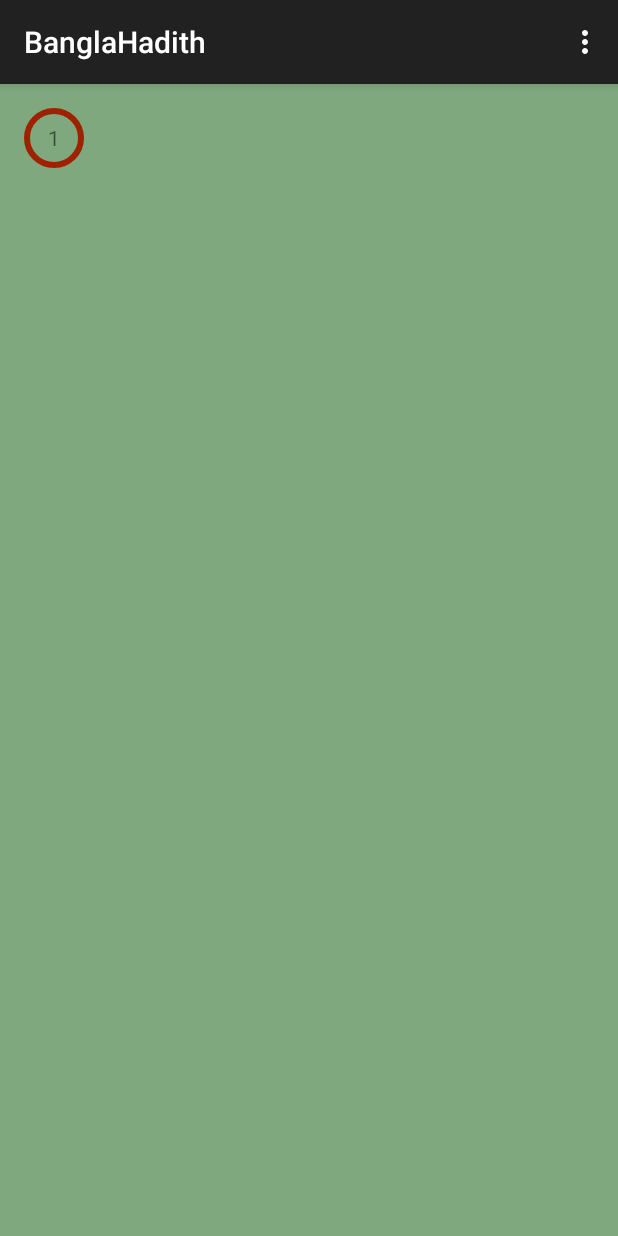
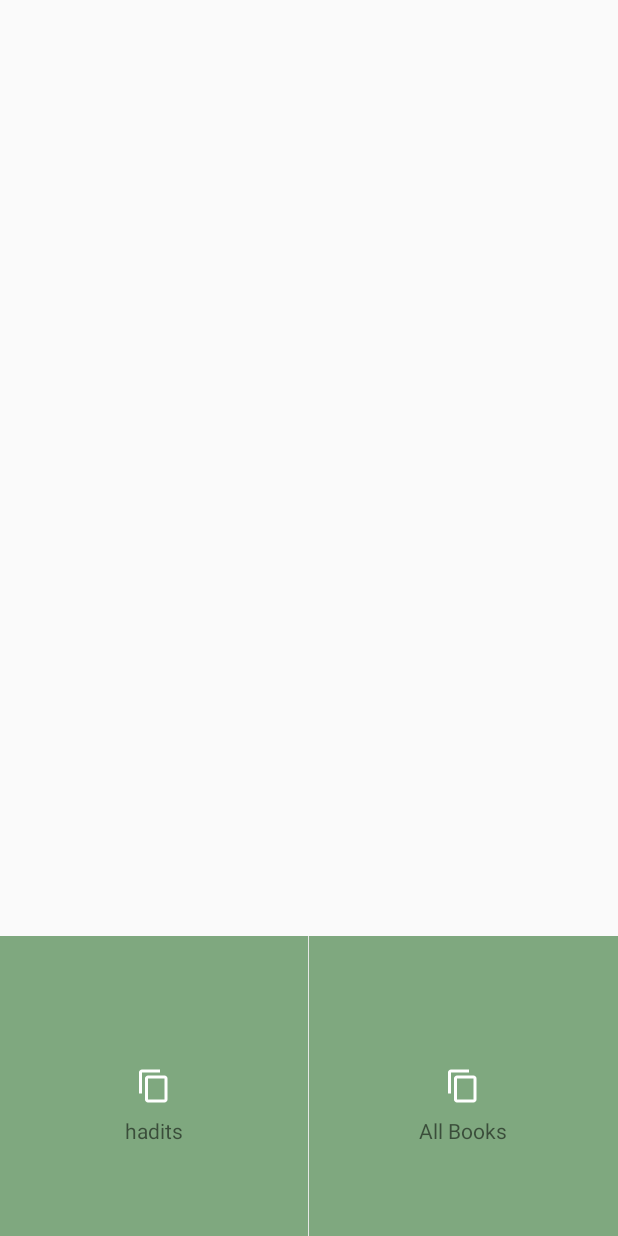
Before and after one commit to Apptitive/BanglaHadith, an Android app: the screen it shows after launch (MainActivity), on a phone screen of 412 x 824 dp. Run offline under Robolectric (Android 15) with nearby library versions, the phone set to English and light mode, and no system bars.

Commit message:
add basic structure for homepage

```diff
--- a/app/build.gradle
+++ b/app/build.gradle
@@ -20,6 +20,7 @@ android {
 }
 
 dependencies {
-    compile fileTree(dir: 'libs', include: ['*.jar'])
+    compile fileTree(include: ['*.jar'], dir: 'libs')
     compile 'com.android.support:appcompat-v7:21.0.3'
+    compile 'com.android.support:recyclerview-v7:21.0.3'
 }
--- a/app/src/main/AndroidManifest.xml
+++ b/app/src/main/AndroidManifest.xml
@@ -7,10 +7,11 @@
         android:allowBackup="true"
         android:icon="@mipmap/ic_launcher"
         android:label="@string/app_name"
-        android:theme="@style/AppTheme" >
+        android:theme="@style/AppTheme.Actionbar" >
         <activity
             android:name=".ui.MainActivity"
-            android:label="@string/app_name" >
+            android:label="@string/app_name"
+            android:theme="@style/AppTheme.NoActionBar">
             <intent-filter>
                 <action android:name="android.intent.action.MAIN" />
 
--- /dev/null
+++ b/app/src/main/java/com/hadithbd/banglahadith/adapters/HadithDetailListAdapter.java
@@ -0,0 +1,32 @@
+package com.hadithbd.banglahadith.adapters;
+
+import android.support.v7.widget.RecyclerView;
+import android.view.View;
+import android.view.ViewGroup;
+
+/**
+ * Created by Sharif on 2/19/2015.
+ */
+public class HadithDetailListAdapter extends RecyclerView.Adapter<HadithDetailListAdapter.ViewHolder>{
+
+    @Override
+    public ViewHolder onCreateViewHolder(ViewGroup viewGroup, int i) {
+        return null;
+    }
+
+    @Override
+    public void onBindViewHolder(ViewHolder viewHolder, int i) {
+
+    }
+
+    @Override
+    public int getItemCount() {
+        return 0;
+    }
+
+    public class ViewHolder extends RecyclerView.ViewHolder {
+        public ViewHolder(View itemView) {
+            super(itemView);
+        }
+    }
+}
--- a/app/src/main/java/com/hadithbd/banglahadith/database/HadithDatabaseHelper.java
+++ b/app/src/main/java/com/hadithbd/banglahadith/database/HadithDatabaseHelper.java
@@ -19,7 +19,6 @@ public class HadithDatabaseHelper  extends SQLiteOpenHelper{
 
     @Override
     public void onCreate(SQLiteDatabase db) {
-
     }
 
     @Override
--- /dev/null
+++ b/app/src/main/java/com/hadithbd/banglahadith/model/HadithDetail.java
@@ -0,0 +1,7 @@
+package com.hadithbd.banglahadith.model;
+
+/**
+ * Created by Sharif on 2/19/2015.
+ */
+public class HadithDetail {
+}
--- a/app/src/main/res/layout/activity_main.xml
+++ b/app/src/main/res/layout/activity_main.xml
@@ -1,19 +1,61 @@
-<RelativeLayout xmlns:android="http://schemas.android.com/apk/res/android"
-    xmlns:tools="http://schemas.android.com/tools"
+<?xml version="1.0" encoding="utf-8"?>
+<LinearLayout xmlns:android="http://schemas.android.com/apk/res/android"
     android:layout_width="match_parent"
-    android:layout_height="match_parent"
-    android:paddingLeft="@dimen/activity_horizontal_margin"
-    android:background="@color/abc_search_url_text_normal"
-    android:paddingRight="@dimen/activity_horizontal_margin"
-    android:paddingTop="@dimen/activity_vertical_margin"
-    android:paddingBottom="@dimen/activity_vertical_margin"
-    tools:context=".MainActivity">
+    android:layout_height="match_parent">
 
-    <TextView
-        android:text="1"
-        android:layout_width="40dp"
-        android:layout_height="40dp"
-        android:gravity="center"
-        android:background="@drawable/text_drawable_background"/>
+    <LinearLayout
+        android:layout_gravity="bottom"
+        android:layout_width="match_parent"
+        android:layout_height="200dp"
+        android:divider="@android:drawable/divider_horizontal_bright"
+        android:showDividers="middle"
+        android:orientation="horizontal">
 
-</RelativeLayout>
+        <RelativeLayout
+            android:layout_weight=".5"
+            android:layout_width="0dp"
+            android:background="@color/abc_search_url_text_normal"
+            android:layout_height="match_parent">
+
+            <ImageView
+                android:id="@+id/ic_all_hadiths"
+                android:layout_width="wrap_content"
+                android:layout_height="wrap_content"
+                android:layout_centerInParent="true"
+                android:src="@drawable/abc_ic_menu_copy_mtrl_am_alpha" />
+
+            <TextView
+                android:layout_width="wrap_content"
+                android:layout_height="wrap_content"
+                android:layout_below="@id/ic_all_hadiths"
+                android:layout_centerInParent="true"
+                android:layout_marginTop="@dimen/vertical_margin_8"
+                android:text="@string/text_all_hadiths" />
+
+        </RelativeLayout>
+
+        <RelativeLayout
+            android:background="@color/abc_search_url_text_normal"
+            android:layout_weight=".5"
+            android:layout_width="0dp"
+            android:layout_height="match_parent">
+
+            <ImageView
+                android:id="@+id/ic_all_books"
+                android:layout_width="wrap_content"
+                android:layout_height="wrap_content"
+                android:layout_centerInParent="true"
+                android:src="@drawable/abc_ic_menu_copy_mtrl_am_alpha" />
+
+            <TextView
+                android:layout_width="wrap_content"
+                android:layout_height="wrap_content"
+                android:layout_below="@id/ic_all_books"
+                android:layout_centerInParent="true"
+                android:layout_marginTop="@dimen/vertical_margin_8"
+                android:text="@string/text_all_books" />
+        </RelativeLayout>
+
+    </LinearLayout>
+
+</LinearLayout>
--- a/app/src/main/res/layout/item_hadith_detail_lists.xml
+++ b/app/src/main/res/layout/item_hadith_detail_lists.xml
@@ -1,6 +1,6 @@
 <?xml version="1.0" encoding="utf-8"?>
-<LinearLayout xmlns:android="http://schemas.android.com/apk/res/android"
-    android:orientation="vertical" android:layout_width="match_parent"
+<RelativeLayout xmlns:android="http://schemas.android.com/apk/res/android"
+    android:layout_width="match_parent"
     android:layout_height="match_parent">
 
-</LinearLayout>
+</RelativeLayout>
--- a/app/src/main/res/values/colors.xml
+++ b/app/src/main/res/values/colors.xml
@@ -1,4 +1,5 @@
 <?xml version="1.0" encoding="utf-8"?>
 <resources>
-    <color name="text_drawable_stroke_color">#9F2200</color>
+    <color name="text_drawable_stroke_color">#333534</color>
+    <color name="list_item_background_color">#575858</color>
 </resources>
--- a/app/src/main/res/values/dimens.xml
+++ b/app/src/main/res/values/dimens.xml
@@ -5,4 +5,6 @@
     <dimen name="text_drawable_width">40dp</dimen>
     <dimen name="text_drawable_height">40dp</dimen>
     <dimen name="text_drawable_stroke_width">4dp</dimen>
+    <dimen name="vertical_margin_8">8dp</dimen>
+    <dimen name="horizontal_margin_8">8dp</dimen>
 </resources>
--- a/app/src/main/res/values/strings.xml
+++ b/app/src/main/res/values/strings.xml
@@ -1,4 +1,6 @@
 <resources>
     <string name="app_name">BanglaHadith</string>
     <string name="action_settings">Settings</string>
+    <string name="text_all_hadiths">hadits</string>
+    <string name="text_all_books">All Books</string>
 </resources>
--- a/app/src/main/res/values/styles.xml
+++ b/app/src/main/res/values/styles.xml
@@ -1,8 +1,21 @@
 <resources>
 
     <!-- Base application theme. -->
-    <style name="AppTheme" parent="Theme.AppCompat.Light.DarkActionBar">
+    <style name="AppTheme">
         <!-- Customize your theme here. -->
     </style>
 
+    <style name="AppTheme.Actionbar" parent="Theme.AppCompat.Light.DarkActionBar">
+
+    </style>
+
+    <style name="AppTheme.NoActionBar" parent="Theme.AppCompat.Light.NoActionBar">
+
+    </style>
+
+
+
+
+    <style name="Widget"></style>
+
 </resources>
```
Also changed, not shown: 1 other file.
